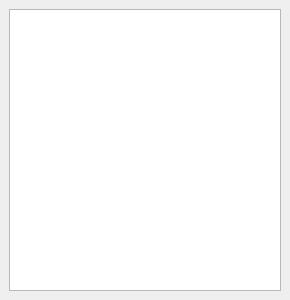
First picture: the form in ceed/ui/editors/animation_list/AnimationListDockWidget.ui, repository timbaker/ceed, before the edit.
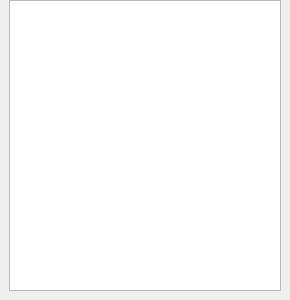
Second picture: the form after the edit.

Commit message: Remove top margins of animation docks

Diff of the .ui file:
```diff
--- a/ceed/ui/editors/animation_list/AnimationListDockWidget.ui
+++ b/ceed/ui/editors/animation_list/AnimationListDockWidget.ui
@@ -18,6 +18,9 @@
   </property>
   <widget class="QWidget" name="dockWidgetContents">
    <layout class="QVBoxLayout" name="verticalLayout">
+    <property name="topMargin">
+     <number>0</number>
+    </property>
     <item>
      <widget class="QListWidget" name="list"/>
     </item>
```
The commit also changes 1 other file.
